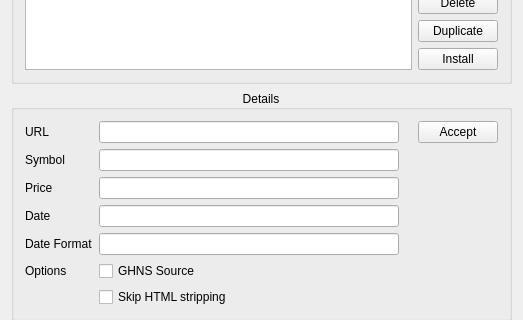
Old version of the form src/alkonlinequoteswidget.ui in the repository KDE/alkimia; both pictures show x 0 to 523 and y 361 to 681 of the 523 by 879 pixel window.
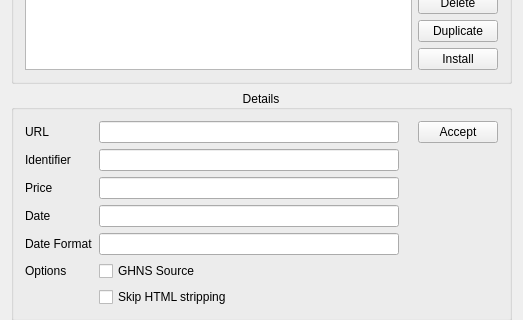
New version of the form. Icons and pictures are not drawn. Custom widgets are drawn as their Qt base class.

Patch:
```diff
--- a/src/alkonlinequoteswidget.ui
+++ b/src/alkonlinequoteswidget.ui
@@ -410,7 +410,7 @@
           <item row="1" column="0">
            <widget class="QLabel" name="textLabel2">
             <property name="text">
-             <string>Symbol</string>
+             <string>Identifier</string>
             </property>
             <property name="wordWrap">
              <bool>false</bool>
```
Left out of the diff: 4 changed lines with no effect on the pictures.
